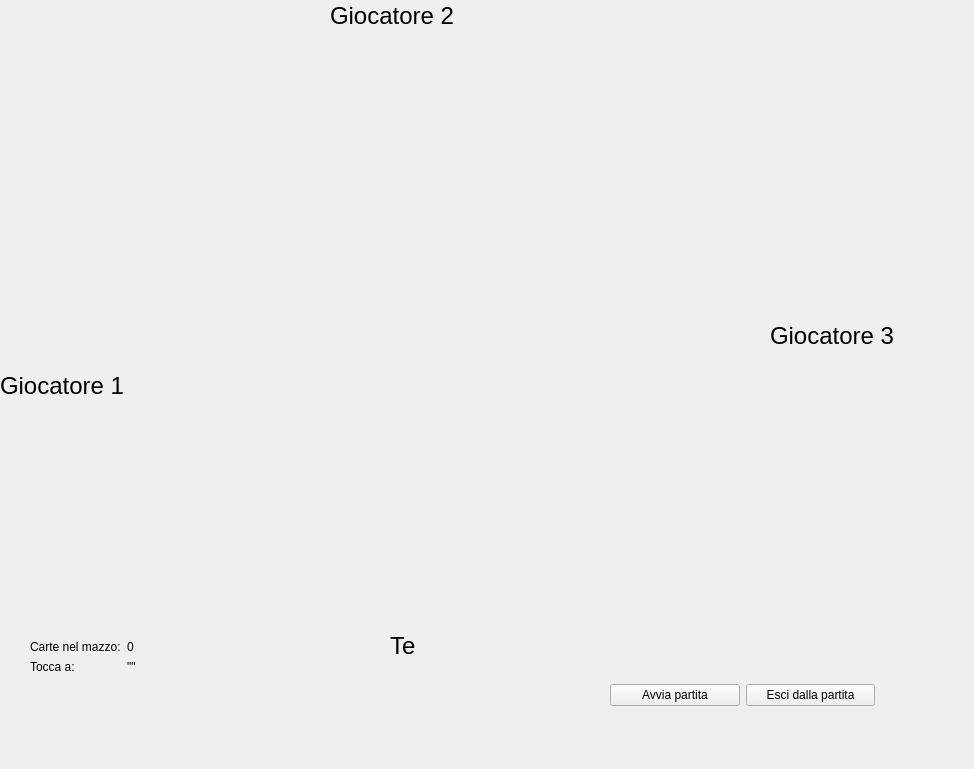
The window that Client/gamewindow.ui (tizbac/briscola) describes before a commit, drawn with Qt 5.
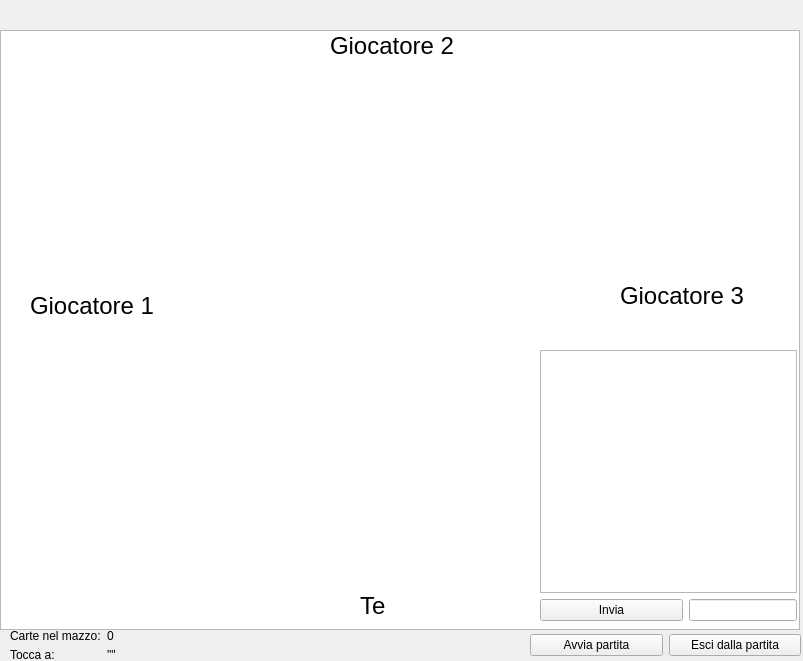
The same window after the commit.

Patch:
```diff
--- a/Client/gamewindow.ui
+++ b/Client/gamewindow.ui
@@ -6,8 +6,8 @@
    <rect>
     <x>0</x>
     <y>0</y>
-    <width>974</width>
-    <height>769</height>
+    <width>803</width>
+    <height>661</height>
    </rect>
   </property>
   <property name="windowTitle">
@@ -20,9 +20,9 @@
    <widget class="QWidget" name="horizontalLayoutWidget">
     <property name="geometry">
      <rect>
-      <x>610</x>
-      <y>680</y>
-      <width>265</width>
+      <x>530</x>
+      <y>630</y>
+      <width>271</width>
       <height>31</height>
      </rect>
     </property>
@@ -43,24 +43,13 @@
      </item>
     </layout>
    </widget>
-   <widget class="QWidget" name="horizontalLayoutWidget_2">
-    <property name="geometry">
-     <rect>
-      <x>30</x>
-      <y>30</y>
-      <width>801</width>
-      <height>601</height>
-     </rect>
-    </property>
-    <layout class="QHBoxLayout" name="horizontalLayout_2"/>
-   </widget>
    <widget class="QWidget" name="formLayoutWidget">
     <property name="geometry">
      <rect>
-      <x>30</x>
-      <y>640</y>
-      <width>251</width>
-      <height>101</height>
+      <x>10</x>
+      <y>630</y>
+      <width>241</width>
+      <height>31</height>
      </rect>
     </property>
     <layout class="QFormLayout" name="formLayout">
@@ -97,8 +86,8 @@
    <widget class="QLabel" name="lblp">
     <property name="geometry">
      <rect>
-      <x>390</x>
-      <y>630</y>
+      <x>360</x>
+      <y>590</y>
       <width>251</width>
       <height>31</height>
      </rect>
@@ -115,8 +104,8 @@
    <widget class="QLabel" name="lblp_2">
     <property name="geometry">
      <rect>
-      <x>0</x>
-      <y>370</y>
+      <x>30</x>
+      <y>290</y>
       <width>261</width>
       <height>31</height>
      </rect>
@@ -134,7 +123,7 @@
     <property name="geometry">
      <rect>
       <x>330</x>
-      <y>0</y>
+      <y>30</y>
       <width>321</width>
       <height>31</height>
      </rect>
@@ -151,8 +140,8 @@
    <widget class="QLabel" name="lblp_4">
     <property name="geometry">
      <rect>
-      <x>770</x>
-      <y>320</y>
+      <x>620</x>
+      <y>280</y>
       <width>211</width>
       <height>31</height>
      </rect>
@@ -166,6 +155,88 @@
      <string>Giocatore 3</string>
     </property>
    </widget>
+   <widget class="QGraphicsView" name="graphicsView">
+    <property name="geometry">
+     <rect>
+      <x>0</x>
+      <y>30</y>
+      <width>800</width>
+      <height>600</height>
+     </rect>
+    </property>
+    <property name="frameShape">
+     <enum>QFrame::StyledPanel</enum>
+    </property>
+    <property name="frameShadow">
+     <enum>QFrame::Sunken</enum>
+    </property>
+    <property name="lineWidth">
+     <number>1</number>
+    </property>
+    <property name="verticalScrollBarPolicy">
+     <enum>Qt::ScrollBarAlwaysOff</enum>
+    </property>
+    <property name="horizontalScrollBarPolicy">
+     <enum>Qt::ScrollBarAlwaysOff</enum>
+    </property>
+    <property name="backgroundBrush">
+     <brush brushstyle="NoBrush">
+      <color alpha="255">
+       <red>0</red>
+       <green>0</green>
+       <blue>0</blue>
+      </color>
+     </brush>
+    </property>
+   </widget>
+   <widget class="QWidget" name="verticalLayoutWidget">
+    <property name="geometry">
+     <rect>
+      <x>540</x>
+      <y>350</y>
+      <width>257</width>
+      <height>271</height>
+     </rect>
+    </property>
+    <layout class="QVBoxLayout" name="verticalLayout">
+     <item>
+      <widget class="QTextEdit" name="textEdit">
+       <property name="readOnly">
+        <bool>true</bool>
+       </property>
+      </widget>
+     </item>
+     <item>
+      <layout class="QHBoxLayout" name="horizontalLayout_2">
+       <item>
+        <widget class="QPushButton" name="pushButton_3">
+         <property name="text">
+          <string>Invia</string>
+         </property>
+        </widget>
+       </item>
+       <item>
+        <widget class="QLineEdit" name="lineEdit">
+         <property name="sizePolicy">
+          <sizepolicy hsizetype="Fixed" vsizetype="Fixed">
+           <horstretch>0</horstretch>
+           <verstretch>0</verstretch>
+          </sizepolicy>
+         </property>
+        </widget>
+       </item>
+      </layout>
+     </item>
+    </layout>
+   </widget>
+   <zorder>graphicsView</zorder>
+   <zorder>horizontalLayoutWidget</zorder>
+   <zorder>formLayoutWidget</zorder>
+   <zorder>lblp</zorder>
+   <zorder>lblp_2</zorder>
+   <zorder>lblp_3</zorder>
+   <zorder>lblp_4</zorder>
+   <zorder>verticalLayoutWidget</zorder>
   </widget>
  </widget>
  <resources/>
```
